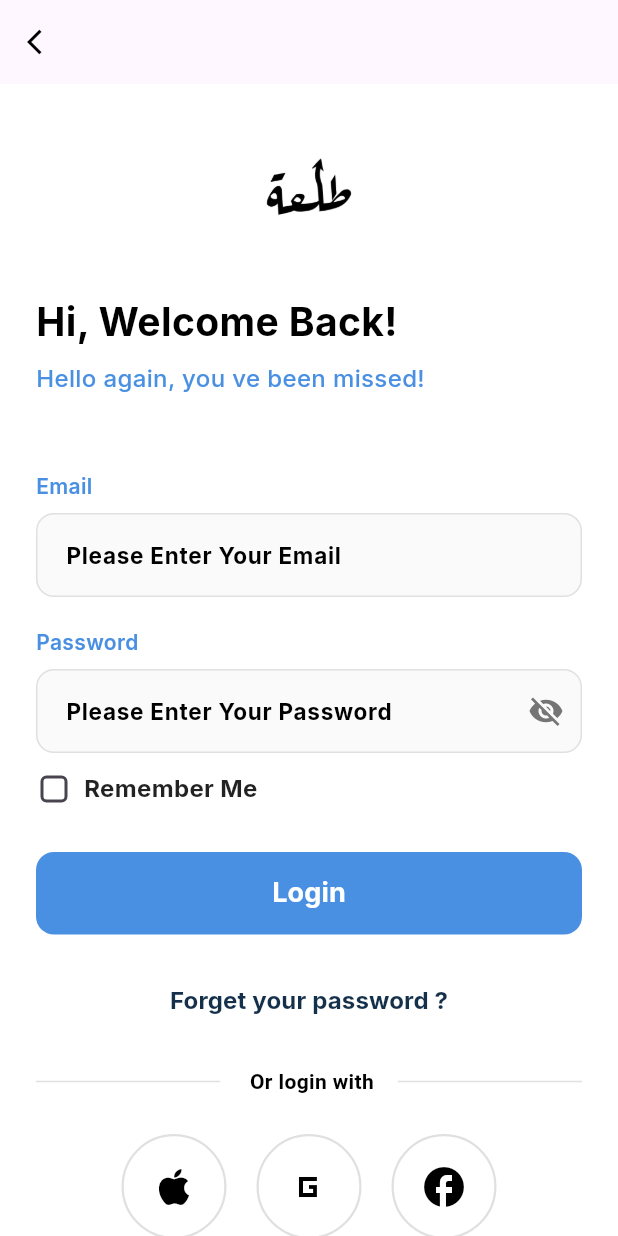
After one commit to WalidAhmed89/Tal3a, a Flutter app: the LoginScreen screen opened directly, on a phone screen of 412 x 824 dp. The commit adds this screen. Run offline on Flutter 3.47's test engine with Material 3 defaults, Android fonts, the phone set to English and light mode, and no system bars; our stand-ins replace google_fonts; Roboto replaces fonts that are missing (Inder).

Commit message:
by mohaned

```diff
--- a/lib/main.dart
+++ b/lib/main.dart
@@ -5,6 +5,6 @@ import 'First_Screen/SplashScreen.dart';
 void main() {
   runApp(MaterialApp(
     debugShowCheckedModeBanner: false,
-    home: splashscreen(),
+    home: SplashScreen(),
   ));
 }
--- /dev/null
+++ b/lib/sconedscreens/login.dart
@@ -0,0 +1,405 @@
+import 'package:flutter/material.dart';
+import 'package:google_fonts/google_fonts.dart';
+
+import '../../Homescreens/fristscreen.dart';
+import 'creatanaccount.dart';
+import 'forgetpassword.dart';
+
+class LoginScreen extends StatefulWidget {
+  const LoginScreen({super.key});
+
+  @override
+  State<LoginScreen> createState() => _LoginScreenState();
+}
+
+class _LoginScreenState extends State<LoginScreen> {
+  bool rememberMe = false;
+  bool obscurePassword = true;
+
+  final TextEditingController emailController = TextEditingController();
+  final TextEditingController passwordController = TextEditingController();
+
+  @override
+  Widget build(BuildContext context) {
+    return Scaffold(
+      backgroundColor: Colors.white,
+      appBar: AppBar(
+        leading: IconButton(
+          icon: const Icon(
+            Icons.arrow_back_ios,
+            color: Colors.black,
+            size: 20,
+          ),
+          onPressed: () {
+            Navigator.pop(context); // الرجوع للصفحة السابقة
+          },
+        ),
+      ),
+      body: SafeArea(
+        child: SingleChildScrollView(
+          padding: const EdgeInsets.symmetric(horizontal: 24),
+          child: Column(
+              crossAxisAlignment: CrossAxisAlignment.start,
+              children: [
+              const SizedBox(height: 20),
+
+          // ============ LOGO ============
+                Center(
+                  child: SizedBox(
+                    height: 100,
+                    child: Image.asset(
+                      "assets/Tal3a.png", // ← لوجو التطبيق
+                      fit: BoxFit.contain,
+                      color: Colors.black,
+                    ),
+                  ),
+                ),
+
+          const SizedBox(height: 20),
+
+          // ============ WELCOME TEXT ============
+          Text(
+            'Hi, Welcome Back!',
+            style: GoogleFonts.inter(
+              fontSize: 26,
+              fontWeight: FontWeight.bold,
+              color: Colors.black,
+            ),
+          ),
+
+          const SizedBox(height: 8),
+
+          Text(
+            'Hello again, you ve been missed!',
+          style: GoogleFonts.inter(
+            fontSize: 16,
+            color: const Color(0xFF4A90E2),
+            fontWeight: FontWeight.w500,
+          ),
+        ),
+
+        const SizedBox(height: 50),
+
+        // ============ EMAIL FIELD ============
+        Text(
+          'Email',
+          style: GoogleFonts.inter(
+            fontSize: 14,
+            fontWeight: FontWeight.w600,
+            color: const Color(0xFF4A90E2),
+          ),
+        ),
+
+        const SizedBox(height: 8),
+
+        TextField(
+          controller: emailController,
+          keyboardType: TextInputType.emailAddress,
+          decoration: InputDecoration(
+            hintText: 'Please Enter Your Email',
+            hintStyle: GoogleFonts.inter(
+              color: Colors.black,
+              fontWeight: FontWeight.bold,
+              fontSize: 15,
+            ),
+            filled: true,
+            fillColor: Colors.grey[50],
+            border: OutlineInputBorder(
+              borderRadius: BorderRadius.circular(12),
+              borderSide: BorderSide(color: Colors.grey[300]!),
+            ),
+            enabledBorder: OutlineInputBorder(
+              borderRadius: BorderRadius.circular(12),
+              borderSide: BorderSide(color: Colors.grey[300]!),
+            ),
+            focusedBorder: OutlineInputBorder(
+              borderRadius: BorderRadius.circular(12),
+              borderSide: const BorderSide(color: Color(0xFF4A90E2), width: 2),
+            ),
+            contentPadding: const EdgeInsets.symmetric(
+              horizontal: 16,
+              vertical: 16,
+            ),
+          ),
+        ),
+
+        const SizedBox(height: 20),
+
+        // ============ PASSWORD FIELD ============
+        Text(
+          'Password',
+          style: GoogleFonts.inter(
+            fontSize: 14,
+            fontWeight: FontWeight.w600,
+            color: const Color(0xFF4A90E2),
+          ),
+        ),
+
+        const SizedBox(height: 8),
+
+        TextField(
+          controller: passwordController,
+          obscureText: obscurePassword,
+          decoration: InputDecoration(
+            hintText: 'Please Enter Your Password',
+            hintStyle: GoogleFonts.inter(
+              color: Colors.black,
+              fontWeight: FontWeight.bold,
+              fontSize: 15,
+            ),
+            filled: true,
+            fillColor: Colors.grey[50],
+            border: OutlineInputBorder(
+              borderRadius: BorderRadius.circular(12),
+              borderSide: BorderSide(color: Colors.grey[300]!),
+            ),
+            enabledBorder: OutlineInputBorder(
+              borderRadius: BorderRadius.circular(12),
+              borderSide: BorderSide(color: Colors.grey[300]!),
+            ),
+            focusedBorder: OutlineInputBorder(
+              borderRadius: BorderRadius.circular(12),
+              borderSide: const BorderSide(color: Color(0xFF4A90E2), width: 2),
+            ),
+            contentPadding: const EdgeInsets.symmetric(
+              horizontal: 16,
+              vertical: 16,
+            ),
+            suffixIcon: IconButton(
+              icon: Icon(
+                obscurePassword ? Icons.visibility_off : Icons.visibility,
+                color: Colors.grey[600],
+              ),
+              onPressed: () {
+                setState(() {
+                  obscurePassword = !obscurePassword;
+                });
+              },
+            ),
+          ),
+        ),
+
+        const SizedBox(height: 12),
+
+        // ============ REMEMBER ME ============
+        Row(
+          children: [
+            SizedBox(
+              width: 24,
+              height: 24,
+              child: Checkbox(
+                value: rememberMe,
+                onChanged: (value) {
+                  setState(() {
+                    rememberMe = value!;
+                  });
+                },
+                activeColor: const Color(0xFF4A90E2),
+                shape: RoundedRectangleBorder(
+                  borderRadius: BorderRadius.circular(4),
+                ),
+              ),
+            ),
+            const SizedBox(width: 8),
+            Text(
+              'Remember Me',
+              style: GoogleFonts.inter(
+                fontSize: 16,
+                color: Colors.black87,
+                fontWeight: FontWeight.bold,
+              ),
+            ),
+          ],
+        ),
+
+        const SizedBox(height: 30),
+
+        // ============ LOGIN BUTTON ============
+        SizedBox(
+          width: double.infinity,
+          height: 55,
+          child: ElevatedButton(
+            style: ElevatedButton.styleFrom(
+              backgroundColor: const Color(0xFF4A90E2),
+              foregroundColor: Colors.white,
+              shape: RoundedRectangleBorder(
+                borderRadius: BorderRadius.circular(12),
+              ),
+              elevation: 0,
+            ),
+            onPressed: () {
+              // Handle login
+              Navigator.push(
+                context,
+                MaterialPageRoute(
+                  builder: (context) => const fristscreen(),
+                ),
+              );
+            },
+            child: Text(
+              'Login',
+              style: GoogleFonts.inter(
+                fontSize: 18,
+                fontWeight: FontWeight.bold,
+              ),
+            ),
+          ),
+        ),
+
+        const SizedBox(height: 20),
+
+        // ============ FORGET PASSWORD ============
+        Center(
+          child: TextButton(
+            onPressed: () {
+              // Handle forget password
+              Navigator.push(
+                context,
+                MaterialPageRoute(
+                  builder: (context) => const forgetoassword(),
+                ),
+              );
+            },
+            child: Text(
+              'Forget your password ?',
+              style: GoogleFonts.inter(
+                fontSize: 16,
+                color: Color(0xFF14304A),
+                fontWeight: FontWeight.bold,
+              ),
+            ),
+          ),
+        ),
+
+        const SizedBox(height: 20),
+
+        // ============ OR LOGIN WITH ============
+        Row(
+          children: [
+            Expanded(child: Divider(color: Colors.grey[300], thickness: 1)),
+            Padding(
+              padding: const EdgeInsets.symmetric(horizontal: 16),
+              child: Text(
+                ' Or login with',
+                style: GoogleFonts.inder(
+                  fontSize: 14,
+                  color: Colors.black,
+                  fontWeight:FontWeight.bold
+                ),
+              ),
+            ),
+            Expanded(child: Divider(color: Colors.grey[300], thickness: 1)),
+          ],
+
+        ),
+
+        const SizedBox(height: 25),
+
+        // ============ SOCIAL BUTTONS ============
+        Row(
+          mainAxisAlignment: MainAxisAlignment.center,
+          children: [
+            // Apple
+            _buildSocialButton(
+              icon: Icons.apple,
+              onTap: () {},
+            ),
+
+            const SizedBox(width: 20),
+
+            // Google
+            _buildSocialButton(
+              icon: Icons.g_mobiledata_sharp,
+              onTap: () {},
+            ),
+
+            const SizedBox(width: 20),
+
+            // Facebook
+            _buildSocialButton(
+              icon: Icons.facebook,
+
+              onTap: () {},
+            ),
+          ],
+        ),
+
+        const SizedBox(height: 30),
+
+        // ============ CREATE ACCOUNT ============
+        Center(
+          child: Column(
+            mainAxisAlignment: MainAxisAlignment.center,
+            children: [
+              Text(
+                'Don\'t have an account ?',
+                style: GoogleFonts.inter(
+                  fontSize: 14,
+                  color: Color(0xFFC4C4C4),
+                  fontWeight: FontWeight.bold,
+
+                ),
+              ),
+              TextButton(
+                onPressed: () {
+                  // Navigate to signup
+                  Navigator.push(
+                    context,
+                    MaterialPageRoute(
+                      builder: (context) => const creatacount(),
+                    ),
+                  );
+                },
+                child: Text(
+                  'Create an Account',
+                  style: GoogleFonts.inter(
+                    fontSize: 14,
+                    color: const Color(0xFF097ABA),
+                    fontWeight: FontWeight.bold,
+                  ),
+                ),
+              ),
+            ],
+          ),
+        ),
+
+        const SizedBox(height: 20),
+        ],
+      ),
+    ),
+    ),
+    );
+  }
+
+  // ============ SOCIAL BUTTON WIDGET ============
+  Widget _buildSocialButton({
+    IconData? icon,
+    String? imagePath,
+    required VoidCallback onTap,
+  }) {
+    return InkWell(
+      onTap: onTap,
+      child: Container(
+        width: 70,
+        height: 70,
+        decoration: BoxDecoration(
+          color: Colors.white,
+          shape: BoxShape.circle,
+          border: Border.all(color: Colors.grey[300]!, width: 1.5),
+        ),
+        child: Center(
+          child: icon != null
+              ? Icon(icon, size: 32, color: Colors.black)
+              : Image.asset(imagePath!, width: 28, height: 28),
+        ),
+      ),
+    );
+  }
+
+  @override
+  void dispose() {
+    emailController.dispose();
+    passwordController.dispose();
+    super.dispose();
+  }
+}
```
Also changed, not shown: lib/First_Screen/SplashScreen.dart (+39 -24 lines), lib/First_Screen/onBoardScreen.dart (+21 -1 lines), lib/Homescreens/fristscreen.dart (added, +22 -0 lines), lib/sconedscreens/creatanaccount.dart (added, +23 -0 lines), lib/sconedscreens/forgetpassword.dart (added, +22 -0 lines), pubspec.yaml (+5 -6 lines), assets/fonts/Manrope-Bold.ttf (added), assets/fonts/Manrope.ttf (added), assets/img.png (added), pubspec.lock.
